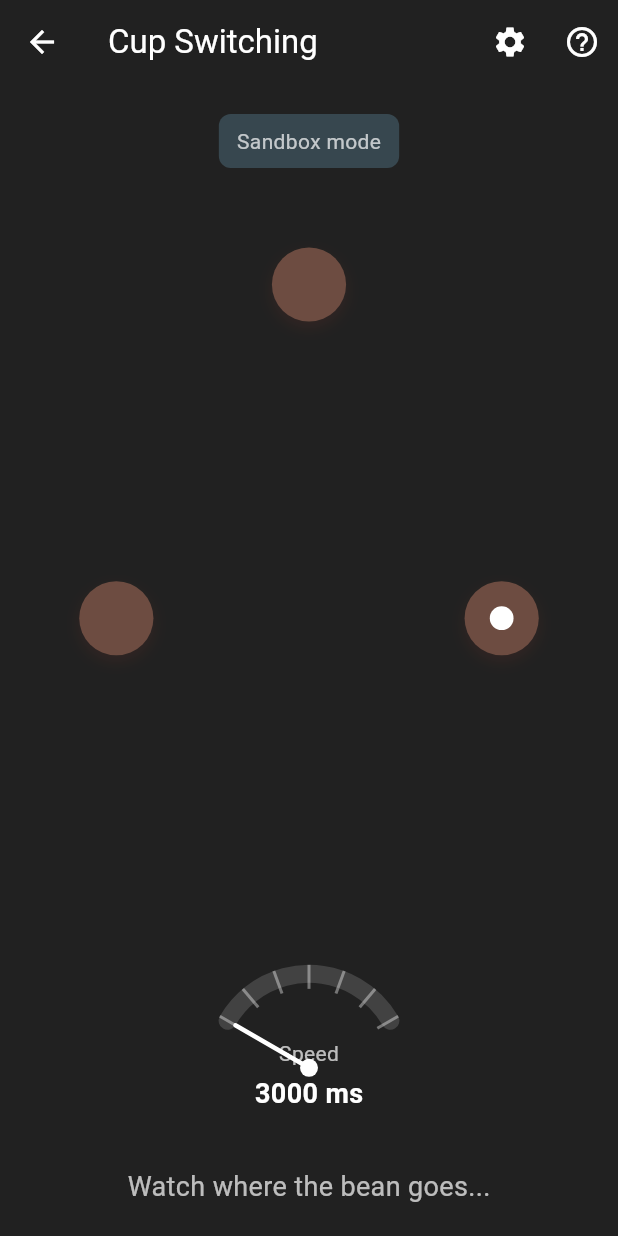
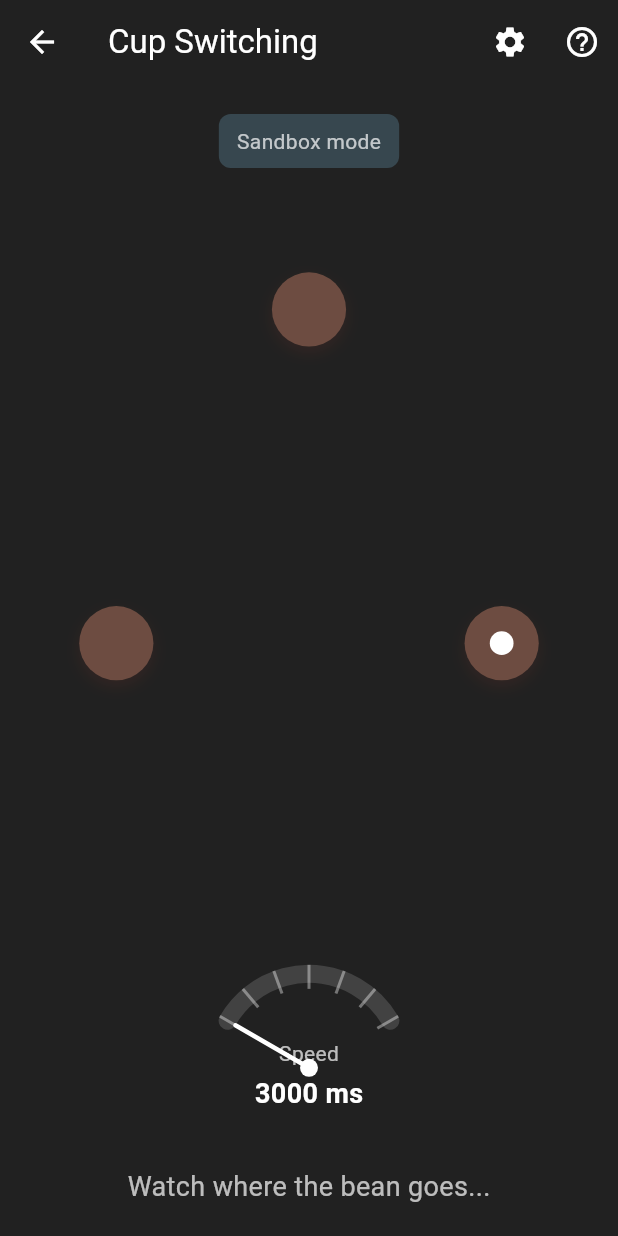
Before and after one commit to EvalVis/cats-instinct, a Flutter app: the CupSwitchingGame screen opened directly, on a phone screen of 412 x 824 dp. Run offline on Flutter 3.47's test engine with Material 3 defaults, Android fonts, the phone set to English and light mode, and no system bars; our stand-ins replace shared_preferences; accounts and stored records are empty.

Commit message:
Add media query

```diff
--- a/lib/cup_switching_game.dart
+++ b/lib/cup_switching_game.dart
@@ -473,15 +473,21 @@ class _CupSwitchingGameState extends State<CupSwitchingGame> {
             Expanded(
               child: LayoutBuilder(
                 builder: (context, constraints) {
-                  final canvasSize = min(
-                    constraints.maxWidth,
-                    constraints.maxHeight,
-                  );
+                  final mediaQuery = MediaQuery.of(context);
+                  final screenWidth = mediaQuery.size.width;
+                  final screenHeight = constraints.maxHeight;
+
+                  final isWideScreen = screenWidth > screenHeight * 1.5;
+                  final canvasSize = isWideScreen
+                      ? min(screenHeight * 0.8, screenWidth * 0.4)
+                      : min(constraints.maxWidth, constraints.maxHeight);
+
                   final baseCupSize = canvasSize * 0.12;
                   final cupSize = baseCupSize.clamp(28.0, 64.0);
                   final radius = (canvasSize * 0.42) - cupSize / 2;
                   final center = Offset(canvasSize / 2, canvasSize / 2);
-                  return SizedBox(
+                  return Center(
+                    child: SizedBox(
                       width: canvasSize,
                       height: canvasSize,
                       child: Stack(
@@ -493,6 +499,7 @@ class _CupSwitchingGameState extends State<CupSwitchingGame> {
                             size: cupSize.toDouble(),
                             center: center,
                             radius: radius,
+                          ),
                         ),
                       ),
                     ),
```
Lines whose indentation alone changed are shown as unchanged.
